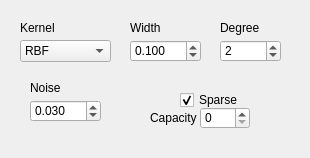
The window that _AlgorithmsPlugins/GP/paramsGPRdynamic.ui (b4silio/MLDemos) describes before a commit, drawn with Qt 5.
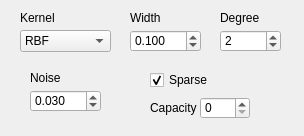
The same window after the commit.

The edit to the form file:
```diff
--- a/_AlgorithmsPlugins/GP/paramsGPRdynamic.ui
+++ b/_AlgorithmsPlugins/GP/paramsGPRdynamic.ui
@@ -6,8 +6,8 @@
    <rect>
     <x>0</x>
     <y>0</y>
-    <width>310</width>
-    <height>158</height>
+    <width>304</width>
+    <height>136</height>
    </rect>
   </property>
   <property name="windowTitle">
@@ -17,7 +17,7 @@
    <property name="geometry">
     <rect>
      <x>130</x>
-     <y>20</y>
+     <y>10</y>
      <width>31</width>
      <height>16</height>
     </rect>
@@ -35,7 +35,7 @@
    <property name="geometry">
     <rect>
      <x>30</x>
-     <y>80</y>
+     <y>70</y>
      <width>70</width>
      <height>16</height>
     </rect>
@@ -53,7 +53,7 @@
    <property name="geometry">
     <rect>
      <x>200</x>
-     <y>107</y>
+     <y>97</y>
      <width>50</width>
      <height>22</height>
     </rect>
@@ -80,7 +80,7 @@
    <property name="geometry">
     <rect>
      <x>220</x>
-     <y>20</y>
+     <y>10</y>
      <width>41</width>
      <height>16</height>
     </rect>
@@ -98,7 +98,7 @@
    <property name="geometry">
     <rect>
      <x>30</x>
-     <y>100</y>
+     <y>90</y>
      <width>71</width>
      <height>22</height>
     </rect>
@@ -139,7 +139,7 @@
    <property name="geometry">
     <rect>
      <x>20</x>
-     <y>20</y>
+     <y>10</y>
      <width>91</width>
      <height>16</height>
     </rect>
@@ -157,7 +157,7 @@
    <property name="geometry">
     <rect>
      <x>220</x>
-     <y>40</y>
+     <y>30</y>
      <width>61</width>
      <height>22</height>
     </rect>
@@ -186,7 +186,7 @@
    <property name="geometry">
     <rect>
      <x>150</x>
-     <y>110</y>
+     <y>100</y>
      <width>50</width>
      <height>16</height>
     </rect>
@@ -204,7 +204,7 @@
    <property name="geometry">
     <rect>
      <x>20</x>
-     <y>40</y>
+     <y>30</y>
      <width>91</width>
      <height>22</height>
     </rect>
@@ -244,7 +244,7 @@
    <property name="geometry">
     <rect>
      <x>130</x>
-     <y>40</y>
+     <y>30</y>
      <width>71</width>
      <height>22</height>
     </rect>
@@ -278,8 +278,8 @@
   <widget class="QCheckBox" name="sparseCheck">
    <property name="geometry">
     <rect>
-     <x>180</x>
-     <y>90</y>
+     <x>150</x>
+     <y>70</y>
      <width>70</width>
      <height>20</height>
     </rect>
```
